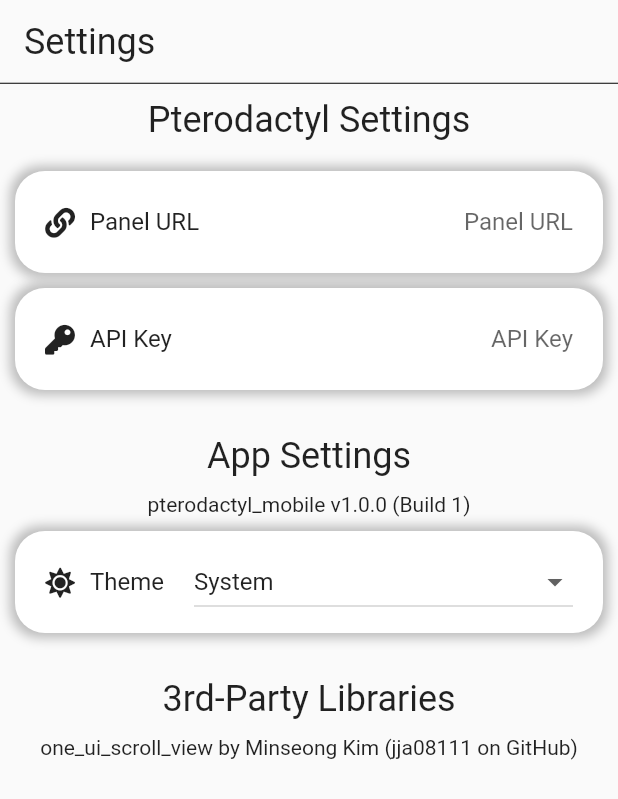
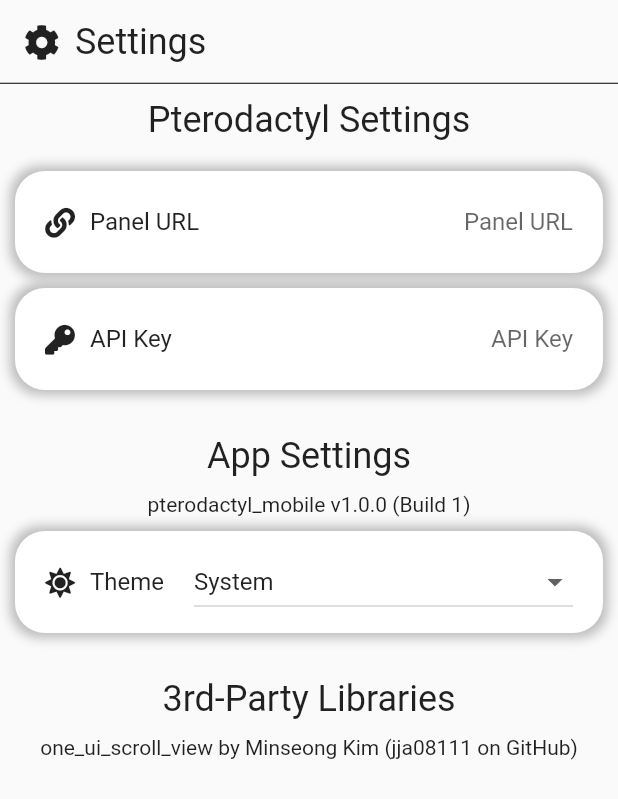
Before and after one commit to requ1Re/pterodactyl_mobile_unoffical, a Flutter app: the SettingsPage widget shown alone on an empty page, opened directly, scrolled down 144 dp, on a phone screen of 412 x 824 dp. Shown: the top 799 px of the screen. Run offline on Flutter 3.47's test engine with Material 2 defaults, Android fonts, the phone set to English and light mode, and no system bars; our stand-ins replace easy_dynamic_theme, font_awesome_flutter, package_info, shared_preferences; accounts and stored records are empty; network calls fail.

Commit message:
Updated some icons

```diff
--- a/lib/pages/servers.dart
+++ b/lib/pages/servers.dart
@@ -106,7 +106,15 @@ class _ServersPageState extends State<ServersPage> with AutomaticKeepAliveClient
         ),
         backgroundColor: Theme.of(context).canvasColor,
         expandedTitle: Text('Servers', style: TextStyle(fontSize: 32)),
-        collapsedTitle: Text('Servers', style: TextStyle(fontSize: 24)),
+        collapsedTitle: Row(
+          children: [
+            FaIcon(FontAwesomeIcons.server),
+            Padding(
+              padding: EdgeInsets.only(left: 10),
+              child: Text('Servers', style: TextStyle(fontSize: 24)),
+            )
+          ],
+        ),
         childrenPadding: EdgeInsets.only(left: 10, right: 10, bottom: 10),
         children: [
           FutureBuilder<ServerList>(
@@ -177,7 +185,7 @@ class _ServersPageState extends State<ServersPage> with AutomaticKeepAliveClient
                                         Row(
                                           mainAxisAlignment: MainAxisAlignment.spaceBetween,
                                           children: [
-                                            FaIcon(FontAwesomeIcons.hdd, size: 16),
+                                            FaIcon(FontAwesomeIcons.solidHdd, size: 16),
                                             Padding(
                                               padding: EdgeInsets.only(left: 5),
                                               child: Text(_formatBytesString(server.resources.attributes.resources.diskBytes.toString()) +
@@ -220,13 +228,13 @@ class _ServersPageState extends State<ServersPage> with AutomaticKeepAliveClient
   Widget _getStatusDot(String status){
     switch(status){
       case "offline":
-        return FaIcon(FontAwesomeIcons.circle, color: Colors.red);
+        return FaIcon(FontAwesomeIcons.solidCircle, color: Colors.red, size: 18);
       case "starting":
-        return FaIcon(FontAwesomeIcons.circle, color: Colors.yellow);
+        return FaIcon(FontAwesomeIcons.circle, color: Colors.yellow, size: 18);
       case "running":
-        return FaIcon(FontAwesomeIcons.solidCircle, color: Colors.green);
+        return FaIcon(FontAwesomeIcons.solidCircle, color: Colors.green, size: 18);
       default:
-        return FaIcon(FontAwesomeIcons.questionCircle, color: Colors.yellow);
+        return FaIcon(FontAwesomeIcons.questionCircle, color: Colors.yellow, size: 18);
     }
   }
 
--- a/lib/pages/settings.dart
+++ b/lib/pages/settings.dart
@@ -80,7 +80,15 @@ class _SettingsPageState extends State<SettingsPage> {
         ),
         backgroundColor: Theme.of(context).canvasColor,
         expandedTitle: Text('Settings', style: TextStyle(fontSize: 32)),
-        collapsedTitle: Text('Settings', style: TextStyle(fontSize: 24)),
+        collapsedTitle: Row(
+          children: [
+            FaIcon(FontAwesomeIcons.cog),
+            Padding(
+              padding: EdgeInsets.only(left: 10),
+              child: Text('Settings', style: TextStyle(fontSize: 24)),
+            )
+          ],
+        ),
         childrenPadding: EdgeInsets.all(10),
         children: [
           Container(
```
